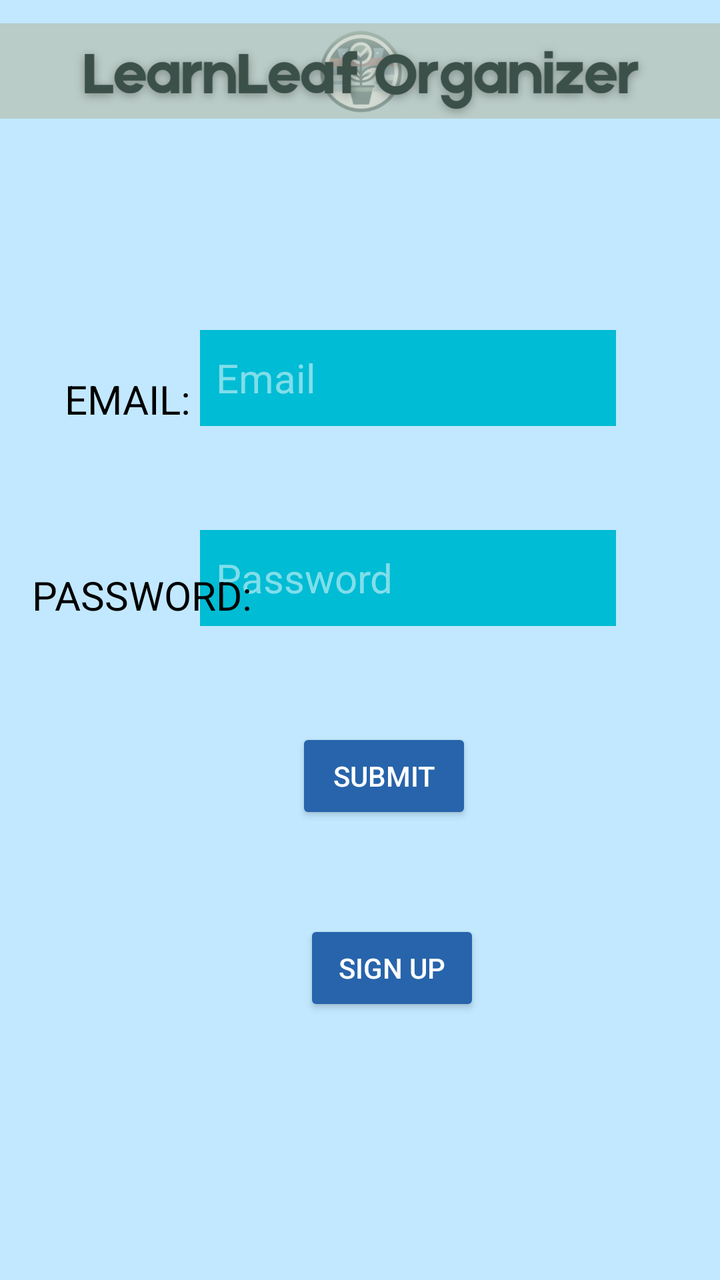
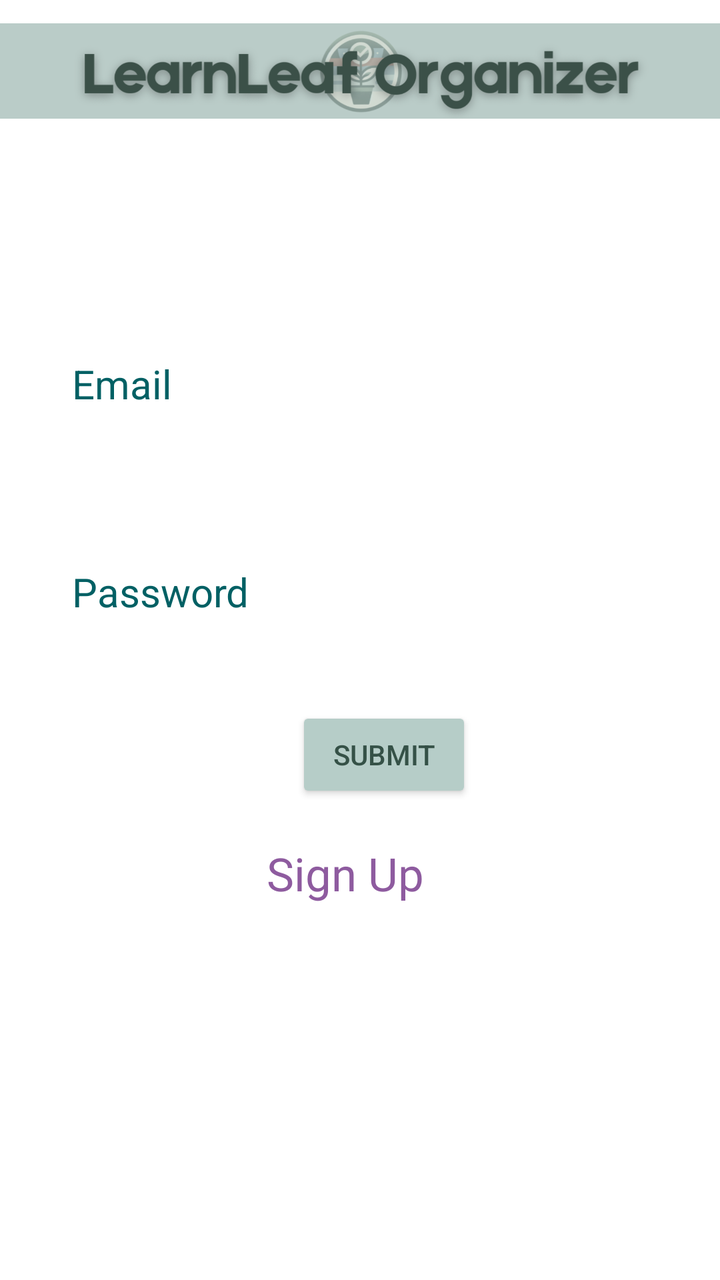

Before-and-after screenshots of an Android layout around one commit, followed by the original layout XML and the change that was made.
<!-- AndroidManifest.xml: application theme Theme.Design.Light.NoActionBar -->
<!-- res/layout/login.xml -->
<?xml version="1.0" encoding="utf-8"?>
<androidx.constraintlayout.widget.ConstraintLayout xmlns:android="http://schemas.android.com/apk/res/android"
    xmlns:app="http://schemas.android.com/apk/res-auto"
    xmlns:tools="http://schemas.android.com/tools"
    android:layout_width="match_parent"
    android:layout_height="match_parent"
    android:background="@color/material_dynamic_primary90"
    tools:context=".Login">


    <ImageView
        android:id="@+id/imageView"
        android:layout_width="389dp"
        android:layout_height="71dp"
        app:layout_constraintEnd_toEndOf="parent"
        app:layout_constraintStart_toStartOf="parent"
        app:layout_constraintTop_toTopOf="parent"
        app:srcCompat="@drawable/banner_logo" />

    <Button
        android:id="@+id/submit"
        android:layout_width="wrap_content"
        android:layout_height="wrap_content"
        android:layout_marginStart="148dp"
        android:layout_marginBottom="48dp"
        android:text="@string/submit"
        android:textColor="@color/white"
        app:backgroundTint="#2764AB"
        app:layout_constraintBottom_toTopOf="@+id/back"
        app:layout_constraintStart_toStartOf="parent" />

    <Button
        android:id="@+id/back"
        android:layout_width="wrap_content"
        android:layout_height="wrap_content"
        android:layout_marginStart="152dp"
        android:layout_marginBottom="132dp"
        android:text="Sign Up"
        android:textColor="@color/white"
        app:backgroundTint="#2764AB"
        app:layout_constraintBottom_toBottomOf="parent"
        app:layout_constraintStart_toStartOf="parent" />

    <EditText
        android:id="@+id/password"
        android:layout_width="208dp"
        android:layout_height="48dp"
        android:layout_marginTop="52dp"
        android:layout_marginEnd="52dp"
        android:background="#00BCD4"
        android:hint="@string/password"
        android:inputType="textPassword"
        android:paddingStart="8dp"
        android:paddingEnd="8dp"
        android:textColor="@color/white"
        android:textColorHint="#80FFFFFF"
        android:textSize="20sp"
        app:layout_constraintEnd_toEndOf="parent"
        app:layout_constraintTop_toBottomOf="@+id/email"
        tools:ignore="Autofill,TextContrastCheck" />

    <TextView
        android:id="@+id/textView2"
        android:layout_width="wrap_content"
        android:layout_height="wrap_content"
        android:text="@string/email2"
        android:textColor="@color/black"
        android:textSize="20sp"
        app:layout_constraintBottom_toBottomOf="@+id/email"
        app:layout_constraintEnd_toStartOf="@+id/email"
        app:layout_constraintHorizontal_bias="0.872"
        app:layout_constraintStart_toStartOf="parent"
        app:textAllCaps="true" />

    <TextView
        android:id="@+id/textView"
        android:layout_width="wrap_content"
        android:layout_height="wrap_content"
        android:layout_marginStart="16dp"
        android:layout_marginTop="48dp"
        android:layout_marginBottom="2dp"
        android:text="@string/password2"
        android:textColor="@color/black"
        android:textSize="20sp"
        app:layout_constraintBottom_toBottomOf="@+id/password"
        app:layout_constraintStart_toStartOf="parent"
        app:layout_constraintTop_toBottomOf="@+id/textView2"
        app:layout_constraintVertical_bias="1.0"
        app:textAllCaps="true" />

    <EditText
        android:id="@+id/email"
        android:layout_width="208dp"
        android:layout_height="48dp"
        android:layout_marginTop="165dp"
        android:layout_marginEnd="52dp"
        android:background="#00BCD4"
        android:hint="@string/email"
        android:inputType="textEmailAddress"
        android:paddingStart="8dp"
        android:paddingEnd="8dp"
        android:textColor="@color/white"
        android:textColorHint="#80FFFFFF"
        android:textSize="20sp"
        app:layout_constraintEnd_toEndOf="parent"
        app:layout_constraintTop_toTopOf="parent"
        tools:ignore="Autofill,TextContrastCheck" />


</androidx.constraintlayout.widget.ConstraintLayout>
<!-- resources referenced by this layout -->
<resources>
  <color name="black">#FF000000</color>
  <color name="white">#FFFFFFFF</color>
  <!-- drawable banner_logo: png bitmap (drawable, 174742 bytes) -->
  <string name="email">Email</string>
  <string name="email2">Email:</string>
  <string name="password">Password</string>
  <string name="password2">Password:</string>
  <string name="submit">Submit</string>
</resources>

<!-- the commit's change to res/layout/login.xml (unified diff, before → after) -->
@@ -4,7 +4,7 @@
     xmlns:tools="http://schemas.android.com/tools"
     android:layout_width="match_parent"
     android:layout_height="match_parent"
-    android:background="@color/material_dynamic_primary90"
+    android:background="@color/white"
     tools:context=".Login">
 
 
@@ -22,85 +22,57 @@
         android:layout_width="wrap_content"
         android:layout_height="wrap_content"
         android:layout_marginStart="148dp"
-        android:layout_marginBottom="48dp"
+        android:layout_marginBottom="20dp"
         android:text="@string/submit"
-        android:textColor="@color/white"
-        app:backgroundTint="#2764AB"
+        android:textColor="@color/MineralGreen"
+        app:backgroundTint="@color/Opal"
         app:layout_constraintBottom_toTopOf="@+id/back"
         app:layout_constraintStart_toStartOf="parent" />
 
-    <Button
+    <TextView
         android:id="@+id/back"
         android:layout_width="wrap_content"
         android:layout_height="wrap_content"
-        android:layout_marginStart="152dp"
-        android:layout_marginBottom="132dp"
-        android:text="Sign Up"
-        android:textColor="@color/white"
-        app:backgroundTint="#2764AB"
+        android:layout_marginBottom="188dp"
+        android:text="@string/sign_up"
+        android:textColor="@color/Orchid"
+        android:textSize="23sp"
         app:layout_constraintBottom_toBottomOf="parent"
+        app:layout_constraintEnd_toEndOf="parent"
+        app:layout_constraintHorizontal_bias="0.474"
         app:layout_constraintStart_toStartOf="parent" />
 
     <EditText
         android:id="@+id/password"
         android:layout_width="208dp"
         android:layout_height="48dp"
-        android:layout_marginTop="52dp"
-        android:layout_marginEnd="52dp"
-        android:background="#00BCD4"
+        android:layout_marginTop="56dp"
+        android:layout_marginEnd="124dp"
+        android:background="@color/white"
         android:hint="@string/password"
         android:inputType="textPassword"
         android:paddingStart="8dp"
         android:paddingEnd="8dp"
-        android:textColor="@color/white"
-        android:textColorHint="#80FFFFFF"
+        android:textColor="@color/black"
+        android:textColorHint="#006064"
         android:textSize="20sp"
         app:layout_constraintEnd_toEndOf="parent"
         app:layout_constraintTop_toBottomOf="@+id/email"
         tools:ignore="Autofill,TextContrastCheck" />
 
-    <TextView
-        android:id="@+id/textView2"
-        android:layout_width="wrap_content"
-        android:layout_height="wrap_content"
-        android:text="@string/email2"
-        android:textColor="@color/black"
-        android:textSize="20sp"
-        app:layout_constraintBottom_toBottomOf="@+id/email"
-        app:layout_constraintEnd_toStartOf="@+id/email"
-        app:layout_constraintHorizontal_bias="0.872"
-        app:layout_constraintStart_toStartOf="parent"
-        app:textAllCaps="true" />
-
-    <TextView
-        android:id="@+id/textView"
-        android:layout_width="wrap_content"
-        android:layout_height="wrap_content"
-        android:layout_marginStart="16dp"
-        android:layout_marginTop="48dp"
-        android:layout_marginBottom="2dp"
-        android:text="@string/password2"
-        android:textColor="@color/black"
-        android:textSize="20sp"
-        app:layout_constraintBottom_toBottomOf="@+id/password"
-        app:layout_constraintStart_toStartOf="parent"
-        app:layout_constraintTop_toBottomOf="@+id/textView2"
-        app:layout_constraintVertical_bias="1.0"
-        app:textAllCaps="true" />
-
     <EditText
         android:id="@+id/email"
         android:layout_width="208dp"
         android:layout_height="48dp"
-        android:layout_marginTop="165dp"
-        android:layout_marginEnd="52dp"
-        android:background="#00BCD4"
+        android:layout_marginTop="168dp"
+        android:layout_marginEnd="124dp"
+        android:background="@color/white"
         android:hint="@string/email"
         android:inputType="textEmailAddress"
         android:paddingStart="8dp"
         android:paddingEnd="8dp"
-        android:textColor="@color/white"
-        android:textColorHint="#80FFFFFF"
+        android:textColor="@color/black"
+        android:textColorHint="#006064"
         android:textSize="20sp"
         app:layout_constraintEnd_toEndOf="parent"
         app:layout_constraintTop_toTopOf="parent"
<!-- resource entries referenced after the edit -->
@@ -1,12 +1,14 @@
 <!-- resources referenced by this layout -->
 <resources>
+  <color name="MineralGreen">#355147</color>
+  <color name="Opal">#B6CDC8</color>
+  <color name="Orchid">#8E5B9F</color>
   <color name="black">#FF000000</color>
   <color name="white">#FFFFFFFF</color>
   <!-- drawable banner_logo: png bitmap (drawable, 174742 bytes) -->
   <string name="email">Email</string>
-  <string name="email2">Email:</string>
   <string name="password">Password</string>
-  <string name="password2">Password:</string>
+  <string name="sign_up">Sign Up</string>
   <string name="submit">Submit</string>
 </resources>
 
